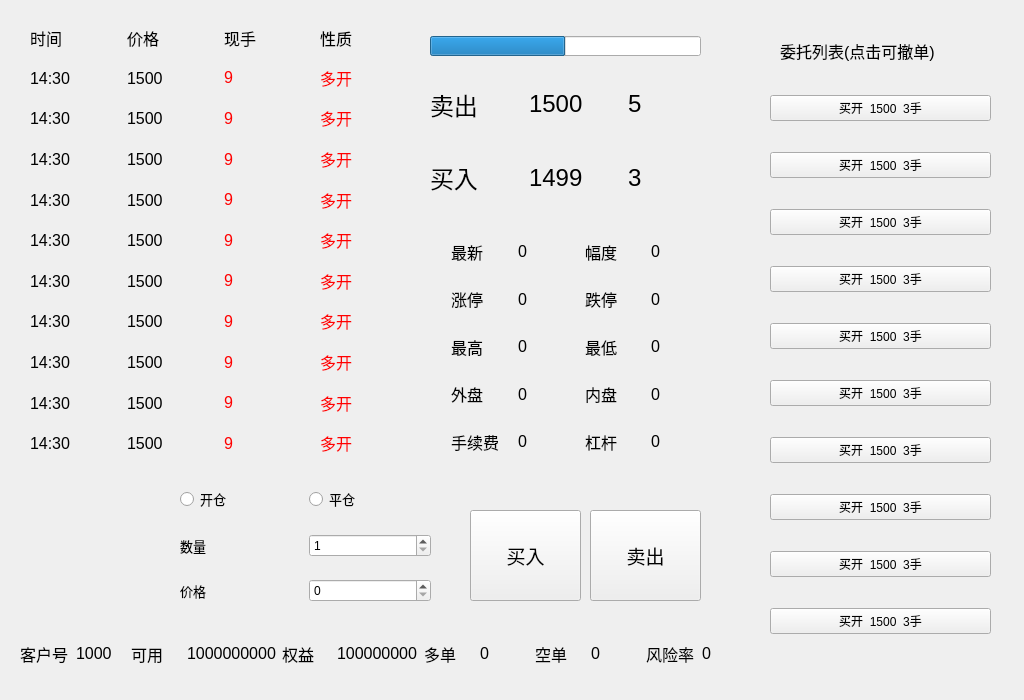
Old version of the form futuresform.ui in the repository gitzkss/FuturesClient.
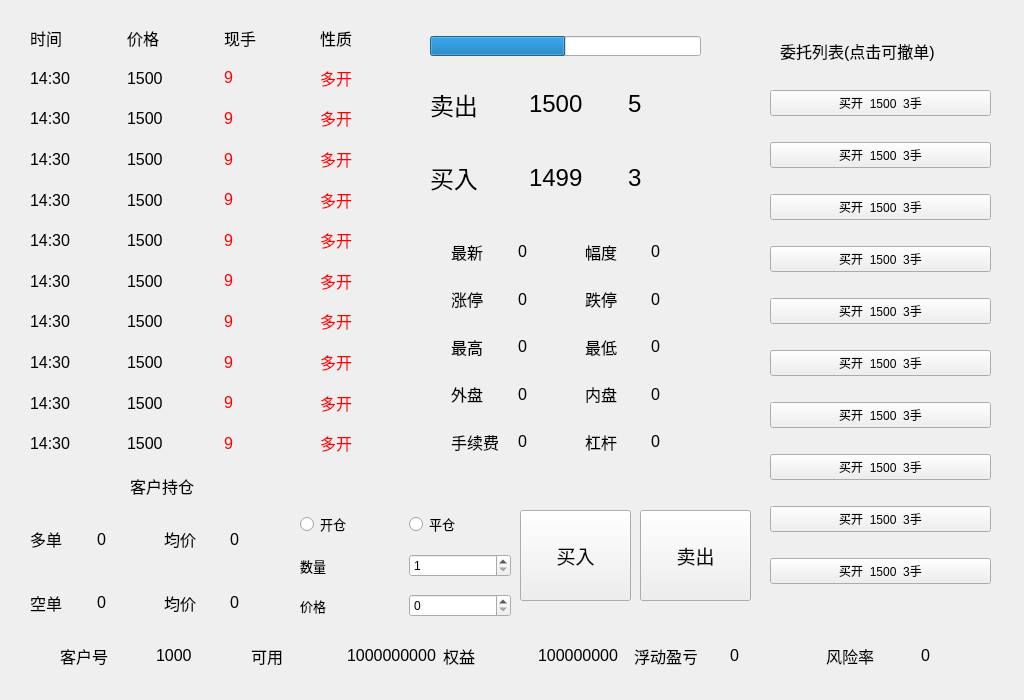
New version of the form.

Commit message: 新增浮动盈亏，持仓均价

```diff
--- a/futuresform.ui
+++ b/futuresform.ui
@@ -28,7 +28,7 @@
   <widget class="QPushButton" name="mairuButton">
    <property name="geometry">
     <rect>
-     <x>470</x>
+     <x>520</x>
      <y>510</y>
      <width>111</width>
      <height>91</height>
@@ -67,7 +67,7 @@
      <x>770</x>
      <y>70</y>
      <width>221</width>
-     <height>591</height>
+     <height>541</height>
     </rect>
    </property>
    <layout class="QVBoxLayout" name="verticalLayout">
@@ -146,7 +146,7 @@
   <widget class="QPushButton" name="maichuButton">
    <property name="geometry">
     <rect>
-     <x>590</x>
+     <x>640</x>
      <y>510</y>
      <width>111</width>
      <height>91</height>
@@ -253,10 +253,10 @@
   <widget class="QWidget" name="layoutWidget">
    <property name="geometry">
     <rect>
-     <x>180</x>
-     <y>470</y>
-     <width>251</width>
-     <height>151</height>
+     <x>300</x>
+     <y>500</y>
+     <width>211</width>
+     <height>131</height>
     </rect>
    </property>
    <layout class="QGridLayout" name="gridLayout_3">
@@ -904,162 +904,6 @@
   <widget class="QWidget" name="layoutWidget">
    <property name="geometry">
     <rect>
-     <x>20</x>
-     <y>640</y>
-     <width>731</width>
-     <height>27</height>
-    </rect>
-   </property>
-   <layout class="QHBoxLayout" name="horizontalLayout">
-    <item>
-     <widget class="QLabel" name="label_27">
-      <property name="font">
-       <font>
-        <pointsize>12</pointsize>
-       </font>
-      </property>
-      <property name="text">
-       <string>客户号</string>
-      </property>
-     </widget>
-    </item>
-    <item>
-     <widget class="QLabel" name="customerID">
-      <property name="font">
-       <font>
-        <pointsize>12</pointsize>
-       </font>
-      </property>
-      <property name="text">
-       <string>1000</string>
-      </property>
-     </widget>
-    </item>
-    <item>
-     <widget class="QLabel" name="label_30">
-      <property name="font">
-       <font>
-        <pointsize>12</pointsize>
-       </font>
-      </property>
-      <property name="text">
-       <string>可用</string>
-      </property>
-     </widget>
-    </item>
-    <item>
-     <widget class="QLabel" name="keyong">
-      <property name="font">
-       <font>
-        <pointsize>12</pointsize>
-       </font>
-      </property>
-      <property name="text">
-       <string>1000000000</string>
-      </property>
-     </widget>
-    </item>
-    <item>
-     <widget class="QLabel" name="label_32">
-      <property name="font">
-       <font>
-        <pointsize>12</pointsize>
-       </font>
-      </property>
-      <property name="text">
-       <string>权益</string>
-      </property>
-     </widget>
-    </item>
-    <item>
-     <widget class="QLabel" name="quanyi">
-      <property name="font">
-       <font>
-        <pointsize>12</pointsize>
-       </font>
-      </property>
-      <property name="text">
-       <string>100000000</string>
-      </property>
-     </widget>
-    </item>
-    <item>
-     <widget class="QLabel" name="label_33">
-      <property name="font">
-       <font>
-        <pointsize>12</pointsize>
-       </font>
-      </property>
-      <property name="text">
-       <string>多单</string>
-      </property>
-     </widget>
-    </item>
-    <item>
-     <widget class="QLabel" name="duodan">
-      <property name="font">
-       <font>
-        <pointsize>12</pointsize>
-       </font>
-      </property>
-      <property name="text">
-       <string>0</string>
-      </property>
-     </widget>
-    </item>
-    <item>
-     <widget class="QLabel" name="label_35">
-      <property name="font">
-       <font>
-        <pointsize>12</pointsize>
-       </font>
-      </property>
-      <property name="text">
-       <string>空单</string>
-      </property>
-     </widget>
-    </item>
-    <item>
-     <widget class="QLabel" name="kongdan">
-      <property name="font">
-       <font>
-        <pointsize>12</pointsize>
-       </font>
-      </property>
-      <property name="text">
-       <string>0</string>
-      </property>
-     </widget>
-    </item>
-    <item>
-     <widget class="QLabel" name="label_37">
-      <property name="font">
-       <font>
-        <pointsize>12</pointsize>
-       </font>
-      </property>
-      <property name="text">
-       <string>风险率</string>
-      </property>
-     </widget>
-    </item>
-    <item>
-     <widget class="QLabel" name="fengxianlv">
-      <property name="font">
-       <font>
-        <pointsize>12</pointsize>
-       </font>
-      </property>
-      <property name="text">
-       <string>0</string>
-      </property>
-     </widget>
-    </item>
-   </layout>
-  </widget>
-  <widget class="QWidget" name="">
-   <property name="geometry">
-    <rect>
      <x>451</x>
      <y>231</y>
      <width>261</width>
@@ -1309,6 +1153,264 @@
     </item>
    </layout>
   </widget>
+  <widget class="QLabel" name="label_34">
+   <property name="geometry">
+    <rect>
+     <x>130</x>
+     <y>470</y>
+     <width>101</width>
+     <height>31</height>
+    </rect>
+   </property>
+   <property name="font">
+    <font>
+     <pointsize>12</pointsize>
+    </font>
+   </property>
+   <property name="text">
+    <string>客户持仓</string>
+   </property>
+  </widget>
+  <widget class="QWidget" name="">
+   <property name="geometry">
+    <rect>
+     <x>30</x>
+     <y>510</y>
+     <width>261</width>
+     <height>121</height>
+    </rect>
+   </property>
+   <layout class="QGridLayout" name="gridLayout_5">
+    <item row="0" column="0">
+     <widget class="QLabel" name="label_33">
+      <property name="font">
+       <font>
+        <pointsize>12</pointsize>
+       </font>
+      </property>
+      <property name="text">
+       <string>多单</string>
+      </property>
+     </widget>
+    </item>
+    <item row="0" column="1">
+     <widget class="QLabel" name="duodan">
+      <property name="font">
+       <font>
+        <pointsize>12</pointsize>
+       </font>
+      </property>
+      <property name="text">
+       <string>0</string>
+      </property>
+     </widget>
+    </item>
+    <item row="0" column="2">
+     <widget class="QLabel" name="junjia1">
+      <property name="font">
+       <font>
+        <pointsize>12</pointsize>
+       </font>
+      </property>
+      <property name="text">
+       <string>均价</string>
+      </property>
+     </widget>
+    </item>
+    <item row="0" column="3">
+     <widget class="QLabel" name="avgduo">
+      <property name="font">
+       <font>
+        <pointsize>12</pointsize>
+       </font>
+      </property>
+      <property name="text">
+       <string>0</string>
+      </property>
+     </widget>
+    </item>
+    <item row="1" column="0">
+     <widget class="QLabel" name="label_35">
+      <property name="font">
+       <font>
+        <pointsize>12</pointsize>
+       </font>
+      </property>
+      <property name="text">
+       <string>空单</string>
+      </property>
+     </widget>
+    </item>
+    <item row="1" column="1">
+     <widget class="QLabel" name="kongdan">
+      <property name="font">
+       <font>
+        <pointsize>12</pointsize>
+       </font>
+      </property>
+      <property name="text">
+       <string>0</string>
+      </property>
+     </widget>
+    </item>
+    <item row="1" column="2">
+     <widget class="QLabel" name="junjia2">
+      <property name="font">
+       <font>
+        <pointsize>12</pointsize>
+       </font>
+      </property>
+      <property name="text">
+       <string>均价</string>
+      </property>
+     </widget>
+    </item>
+    <item row="1" column="3">
+     <widget class="QLabel" name="avgkong">
+      <property name="font">
+       <font>
+        <pointsize>12</pointsize>
+       </font>
+      </property>
+      <property name="text">
+       <string>0</string>
+      </property>
+     </widget>
+    </item>
+   </layout>
+  </widget>
+  <widget class="QWidget" name="">
+   <property name="geometry">
+    <rect>
+     <x>60</x>
+     <y>640</y>
+     <width>951</width>
+     <height>31</height>
+    </rect>
+   </property>
+   <layout class="QHBoxLayout" name="horizontalLayout">
+    <item>
+     <widget class="QLabel" name="label_27">
+      <property name="font">
+       <font>
+        <pointsize>12</pointsize>
+       </font>
+      </property>
+      <property name="text">
+       <string>客户号</string>
+      </property>
+     </widget>
+    </item>
+    <item>
+     <widget class="QLabel" name="customerID">
+      <property name="font">
+       <font>
+        <pointsize>12</pointsize>
+       </font>
+      </property>
+      <property name="text">
+       <string>1000</string>
+      </property>
+     </widget>
+    </item>
+    <item>
+     <widget class="QLabel" name="label_30">
+      <property name="font">
+       <font>
+        <pointsize>12</pointsize>
+       </font>
+      </property>
+      <property name="text">
+       <string>可用</string>
+      </property>
+     </widget>
+    </item>
+    <item>
+     <widget class="QLabel" name="keyong">
+      <property name="font">
+       <font>
+        <pointsize>12</pointsize>
+       </font>
+      </property>
+      <property name="text">
+       <string>1000000000</string>
+      </property>
+     </widget>
+    </item>
+    <item>
+     <widget class="QLabel" name="label_32">
+      <property name="font">
+       <font>
+        <pointsize>12</pointsize>
+       </font>
+      </property>
+      <property name="text">
+       <string>权益</string>
+      </property>
+     </widget>
+    </item>
+    <item>
+     <widget class="QLabel" name="quanyi">
+      <property name="font">
+       <font>
+        <pointsize>12</pointsize>
+       </font>
+      </property>
+      <property name="text">
+       <string>100000000</string>
+      </property>
+     </widget>
+    </item>
+    <item>
+     <widget class="QLabel" name="label_38">
+      <property name="font">
+       <font>
+        <pointsize>12</pointsize>
+       </font>
+      </property>
+      <property name="text">
+       <string>浮动盈亏</string>
+      </property>
+     </widget>
+    </item>
+    <item>
+     <widget class="QLabel" name="fudongyingkui">
+      <property name="font">
+       <font>
+        <pointsize>12</pointsize>
+       </font>
+      </property>
+      <property name="text">
+       <string>0</string>
+      </property>
+     </widget>
+    </item>
+    <item>
+     <widget class="QLabel" name="label_37">
+      <property name="font">
+       <font>
+        <pointsize>12</pointsize>
+       </font>
+      </property>
+      <property name="text">
+       <string>风险率</string>
+      </property>
+     </widget>
+    </item>
+    <item>
+     <widget class="QLabel" name="fengxianlv">
+      <property name="font">
+       <font>
+        <pointsize>12</pointsize>
+       </font>
+      </property>
+      <property name="text">
+       <string>0</string>
+      </property>
+     </widget>
+    </item>
+   </layout>
+  </widget>
  </widget>
  <resources/>
  <connections/>
```
The commit also changes 1 other file.
